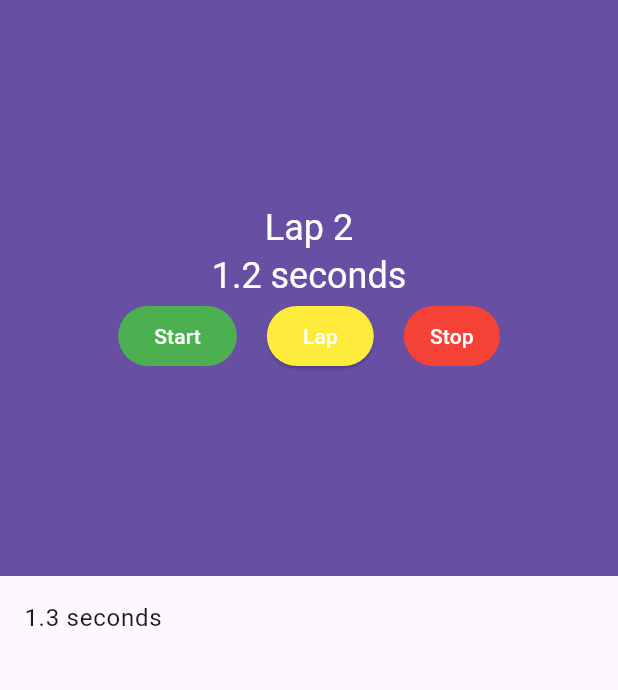
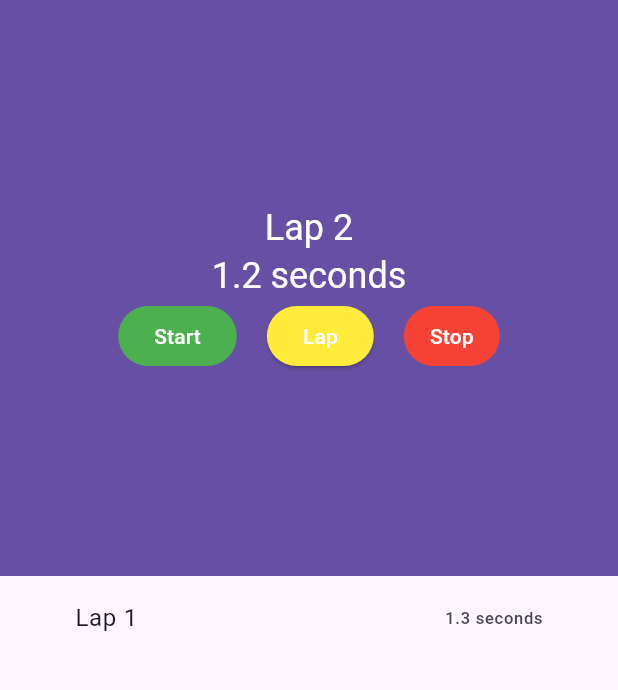
Before and after one commit to laurantine/stopwatch, a Flutter app: the screen it shows after launch, after a tap on "Start", after a tap on "Lap", on a phone screen of 412 x 824 dp, the part 84-774 px from its top. Run offline on Flutter 3.47's test engine with Material 3 defaults, Android fonts, the phone set to English and light mode, and no system bars.

Commit message:
list builder

```diff
--- a/lib/stopwatch.dart
+++ b/lib/stopwatch.dart
@@ -17,6 +17,8 @@ class _StopwatchState extends State<Stopwatch> {
   int milliseconds = 0;
   late Timer timer;
   final laps = <int>[];
+  final itemHeight = 60.0;
+  final scrollController = ScrollController();
   @override
   // void initState() {
   //   super.initState();
@@ -36,6 +38,11 @@ class _StopwatchState extends State<Stopwatch> {
       laps.add(milliseconds);
       milliseconds = 0;
     });
+    scrollController.animateTo(
+      itemHeight * laps.length,
+      duration: const Duration(microseconds: 500),
+      curve: Curves.easeIn,
+    );
   }
 
   String _secondsText(int milliseconds) {
@@ -68,19 +75,33 @@ class _StopwatchState extends State<Stopwatch> {
 
     @override
     Widget _buildLapDisplay() {
-      return ListView(
-        children: [
-          for (int milliseconds in laps)
-            ListTile(
-              title: Text(_secondsText(milliseconds)),
-            )
-        ],
+      return Scrollbar(
+        child: ListView.builder(
+          controller: scrollController,
+          itemExtent: itemHeight,
+          itemCount: laps.length,
+          itemBuilder: (context, index) {
+            final milliseconds = laps[index];
+            return ListTile(
+              contentPadding: EdgeInsets.symmetric(horizontal: 50),
+              title: Text('Lap ${index + 1}'),
+              trailing: Text(_secondsText(milliseconds)),
+            );
+          },
+          // children: [
+          //   for (int milliseconds in laps)
+          //     ListTile(
+          //       title: Text(_secondsText(milliseconds)),
+          //     )
+          // ],
+        ),
       );
     }
 
     // ignore: unused_element
     void dispose() {
       timer.cancel();
+      scrollController.dispose();
       super.dispose();
     }
 
```
